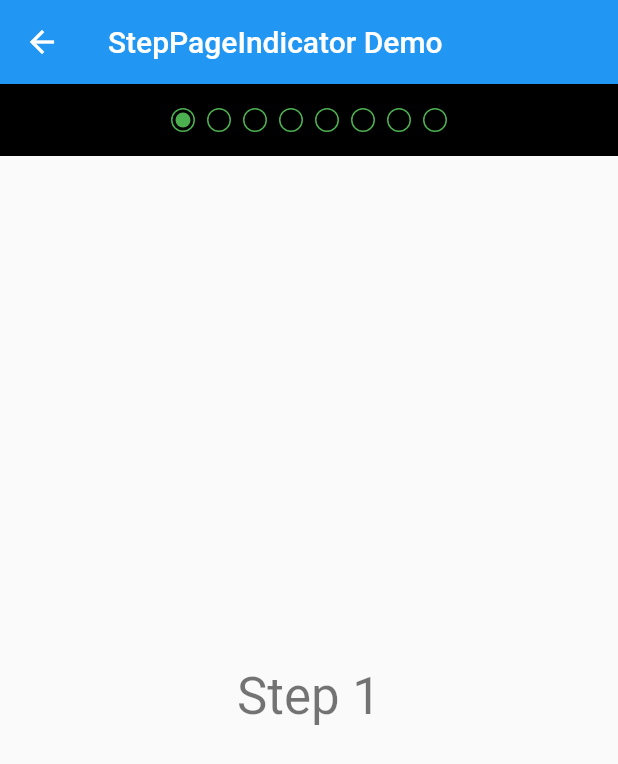
After one commit to figengungor/page_view_indicators, a Flutter app: the StepPageIndicatorDemo screen opened by its route, on a phone screen of 412 x 824 dp. The commit adds this screen. Shown: the top 764 px of the screen. Run offline on Flutter 3.47's test engine with Material 2 defaults, Android fonts, the phone set to English and light mode, and no system bars.

Commit message:
Add StepPageIndicator

```diff
--- a/example/lib/main.dart
+++ b/example/lib/main.dart
@@ -1,6 +1,7 @@
 import 'package:example/linear_progress_page_indicator_demo.dart';
 import 'package:example/circle_page_indicator_demo.dart';
 import 'package:example/arrow_page_indicator_demo.dart';
+import 'package:example/step_indicator_demo.dart';
 import 'package:flutter/material.dart';
 
 void main() => runApp(MyApp());
@@ -19,6 +20,7 @@ class MyApp extends StatelessWidget {
         '/arrow_page_indicator_demo': (context) => ArrowPageIndicatorDemo(),
         '/linear_progress_page_indicator_demo': (context) =>
             LinearProgressPageIndicatorDemo(),
+        '/step_page_indicator_demo': (context) => StepPageIndicatorDemo(),
       },
     );
   }
@@ -30,6 +32,7 @@ class HomePage extends StatelessWidget {
     NavItem('ArrowPageIndicator Demo', '/arrow_page_indicator_demo'),
     NavItem('LinearProgressPageIndicator Demo',
         '/linear_progress_page_indicator_demo'),
+    NavItem('StepPageIndicator Demo', '/step_page_indicator_demo'),
   ];
 
   @override
--- /dev/null
+++ b/example/lib/step_indicator_demo.dart
@@ -0,0 +1,70 @@
+import 'package:flutter/material.dart';
+import 'package:page_view_indicators/page_view_indicators.dart';
+
+class StepPageIndicatorDemo extends StatefulWidget {
+  @override
+  _StepPageIndicatorDemoState createState() {
+    return _StepPageIndicatorDemoState();
+  }
+}
+
+class _StepPageIndicatorDemoState extends State<StepPageIndicatorDemo> {
+  final _pageController = PageController();
+  final _currentPageNotifier = ValueNotifier<int>(0);
+
+  @override
+  Widget build(BuildContext context) {
+    return Scaffold(
+      appBar: AppBar(
+        title: Text('StepPageIndicator Demo'),
+      ),
+      body: _buildBody(),
+    );
+  }
+
+  _buildBody() {
+    return Column(
+      crossAxisAlignment: CrossAxisAlignment.stretch,
+      children: <Widget>[
+        _buildStepIndicator(),
+        _buildPageView(),
+      ],
+    );
+  }
+
+  _buildPageView() {
+    return Expanded(
+      child: PageView.builder(
+        itemCount: 8,
+        controller: _pageController,
+        itemBuilder: (BuildContext context, int index) {
+          return Center(
+            child: Text(
+              'Step ${index + 1}',
+              style: Theme.of(context).textTheme.display1,
+            ),
+          );
+        },
+        onPageChanged: (int index) {
+          _currentPageNotifier.value = index;
+        },
+      ),
+    );
+  }
+
+  _buildStepIndicator() {
+    return Container(
+      color: Colors.black,
+      padding: const EdgeInsets.all(16.0),
+      child: StepPageIndicator(
+        itemCount: 8,
+        currentPageNotifier: _currentPageNotifier,
+        size: 16,
+        onPageSelected: (int index) {
+          if (_currentPageNotifier.value > index)
+            _pageController.jumpToPage(index);
+        },
+      ),
+    );
+  }
+}
--- a/lib/page_view_indicators.dart
+++ b/lib/page_view_indicators.dart
@@ -3,3 +3,4 @@ library page_view_indicators;
 export 'circle_page_indicator.dart';
 export 'arrow_page_indicator.dart';
 export 'linear_progress_page_indicator.dart';
+export 'step_page_indicator.dart';
--- /dev/null
+++ b/lib/step_page_indicator.dart
@@ -0,0 +1,147 @@
+import 'package:flutter/material.dart';
+
+class StepPageIndicator extends StatefulWidget {
+  static const double _defaultSize = 8.0;
+  static const double _defaultSpacing = 8.0;
+  static const Color _defaultStepColor = Colors.green;
+
+  /// The current page index ValueNotifier
+  final ValueNotifier<int> currentPageNotifier;
+
+  /// The number of items managed by the PageController
+  final int itemCount;
+
+  /// Called when a step is tapped
+  final ValueChanged<int> onPageSelected;
+
+  ///The step color
+  final Color stepColor;
+
+  ///The step size
+  final double size;
+
+  ///The space between steps
+  final double stepSpacing;
+
+  ///The step display widget for the previous steps
+  final Widget previousStep;
+
+  ///The step display widget for the next steps
+  final Widget nextStep;
+
+  ///The step display widget for the selected step
+  final Widget selectedStep;
+
+  StepPageIndicator({
+    Key key,
+    @required this.currentPageNotifier,
+    @required this.itemCount,
+    this.onPageSelected,
+    this.size = _defaultSize,
+    this.stepSpacing = _defaultSpacing,
+    Color stepColor,
+    this.previousStep,
+    this.selectedStep,
+    this.nextStep,
+  })  : this.stepColor = stepColor ?? _defaultStepColor,
+        assert(size >= 0, "size must be a positive number"),
+        super(key: key);
+
+  @override
+  _StepPageIndicatorState createState() {
+    return _StepPageIndicatorState();
+  }
+}
+
+class _StepPageIndicatorState extends State<StepPageIndicator> {
+  int _currentPageIndex = 0;
+
+  @override
+  void initState() {
+    widget.currentPageNotifier.addListener(_handlePageIndex);
+    super.initState();
+  }
+
+  @override
+  void dispose() {
+    widget.currentPageNotifier.removeListener(_handlePageIndex);
+    super.dispose();
+  }
+
+  @override
+  Widget build(BuildContext context) {
+    return Wrap(
+        alignment: WrapAlignment.center,
+        crossAxisAlignment: WrapCrossAlignment.center,
+        children: List<Widget>.generate(widget.itemCount, (int index) {
+          return GestureDetector(
+              onTap: () => widget.onPageSelected == null
+                  ? null
+                  : widget.onPageSelected(index),
+              child: SizedBox(
+                  width: widget.size + widget.stepSpacing,
+                  height: widget.size,
+                  child: Center(
+                    child: _getStep(index),
+                  )));
+        }));
+  }
+
+  bool isSelected(int dotIndex) => _currentPageIndex == dotIndex;
+
+  bool isPrevious(int dotIndex) => _currentPageIndex > dotIndex;
+
+  bool isNext(int dotIndex) => _currentPageIndex < dotIndex;
+
+  _handlePageIndex() {
+    setState(() => _currentPageIndex = widget.currentPageNotifier.value);
+  }
+
+  _getStep(int index) {
+    if (isPrevious(index)) {
+      return widget.previousStep ??
+          Container(
+            width: widget.size,
+            height: widget.size,
+            decoration: BoxDecoration(
+                color: Colors.transparent,
+                shape: BoxShape.circle,
+                border: Border.all(color: widget.stepColor)),
+            child: FittedBox(
+              child: Icon(
+                Icons.check,
+                color: widget.stepColor,
+              ),
+            ),
+          );
+    } else if (isSelected(index)) {
+      return widget.selectedStep ??
+          Container(
+            width: widget.size,
+            height: widget.size,
+            decoration: BoxDecoration(
+                color: Colors.transparent,
+                shape: BoxShape.circle,
+                border: Border.all(color: widget.stepColor)),
+            child: Container(
+                margin: const EdgeInsets.all(2),
+                width: widget.size,
+                height: widget.size,
+                decoration: BoxDecoration(
+                  color: widget.stepColor,
+                  shape: BoxShape.circle,
+                )),
+          );
+    } else {
+      return widget.nextStep ??
+          Container(
+            width: widget.size,
+            height: widget.size,
+            decoration: BoxDecoration(
+                color: Colors.transparent,
+                shape: BoxShape.circle,
+                border: Border.all(color: widget.stepColor)),
+          );
+    }
+  }
+}
```
Also changed, not shown: art/spi.gif (added), 1 other file. Lines whose indentation alone changed are shown as unchanged.
